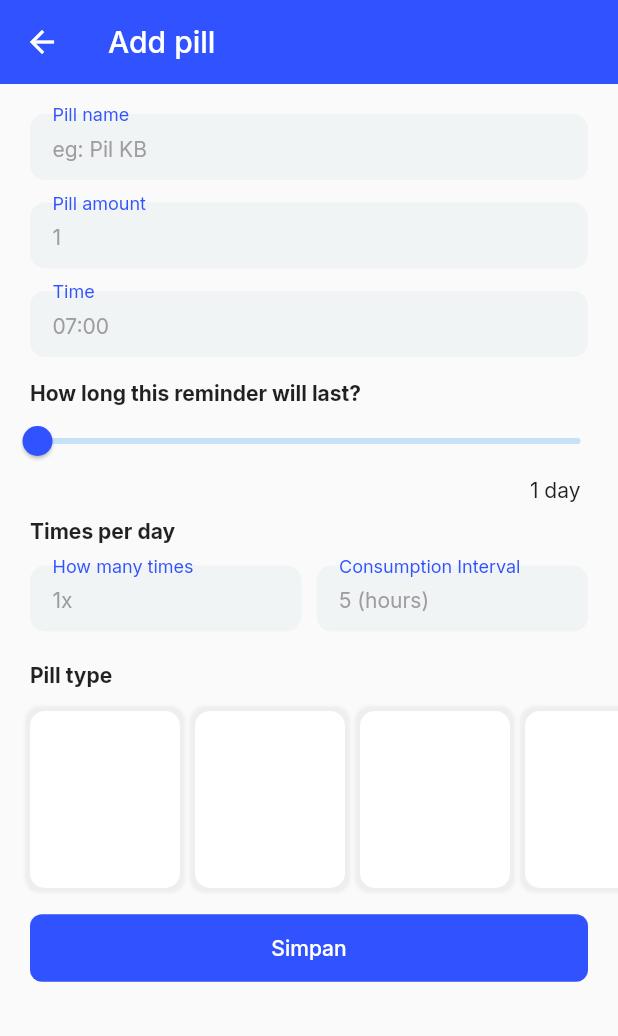
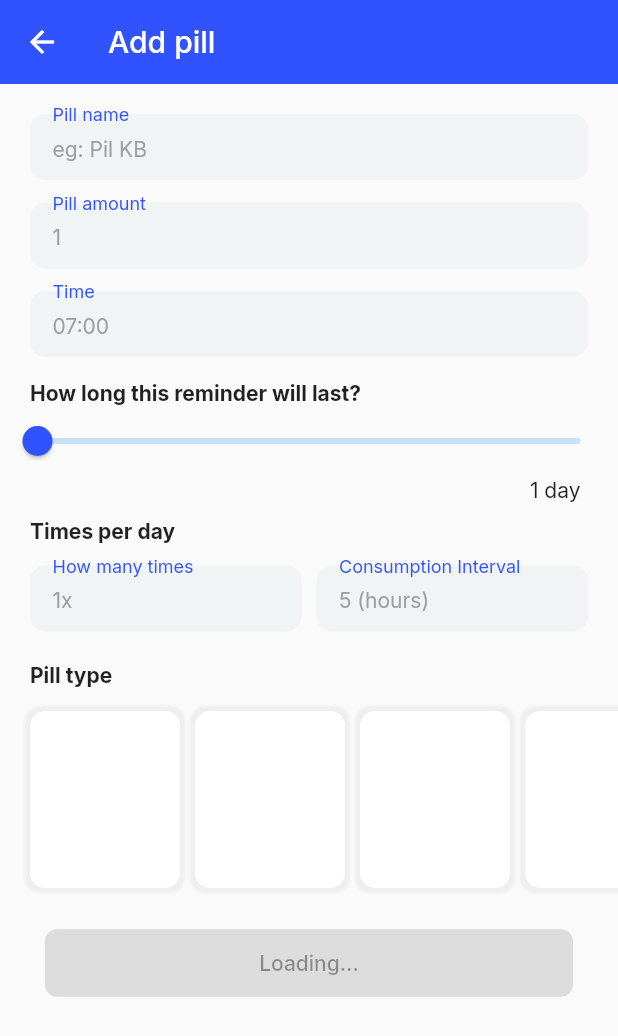
Before and after one commit to AdiatsaPutra/siatma, a Flutter app: the AddReminderPage screen opened by its route, after a tap on "Simpan", on a phone screen of 412 x 824 dp. Shown: the top 1036 px of the screen. Run offline on Flutter 3.47's test engine with Material 2 defaults, Android fonts, the phone set to English and light mode, and no system bars; drawn by our look-alikes of datetime_picker_formfield; our stand-ins replace bloc, dartz, flutter_bloc, freezed_annotation, google_fonts, logger and 2 more; accounts and stored records are empty.

Commit message:
added add reminder with form

```diff
--- a/lib/blocs/add_reminder/add_reminder_cubit.dart
+++ b/lib/blocs/add_reminder/add_reminder_cubit.dart
@@ -1,11 +1,24 @@
 import 'package:bloc/bloc.dart';
+import 'package:flutter/material.dart';
 import 'package:freezed_annotation/freezed_annotation.dart';
+import 'package:intl/intl.dart';
+import 'package:si_atma/models/user_pill_request.dart';
+
+import '../../repositories/user_pill_repository.dart';
 
 part 'add_reminder_state.dart';
 part 'add_reminder_cubit.freezed.dart';
 
 class AddReminderCubit extends Cubit<AddReminderState> {
   AddReminderCubit() : super(const AddReminderState.initial());
+
+  final pillName = TextEditingController();
+  final pillAmount = TextEditingController();
+  final pillTime = TextEditingController();
+  final pillTimes = TextEditingController();
+  final pillConsumption = TextEditingController();
+
+  DateTime? time;
 
   double day = 1;
   int? selectedCategory;
@@ -21,4 +34,29 @@ class AddReminderCubit extends Cubit<AddReminderState> {
     selectedCategory = category;
     emit(const AddReminderState.loaded());
   }
+
+  void setDate(DateTime time) {
+    emit(const AddReminderState.loading());
+    pillTime.text = DateFormat('yyyy-MM-dd HH:mm').format(time);
+    this.time = time;
+    emit(const AddReminderState.loaded());
+  }
+
+  void addReminder() async {
+    emit(const AddReminderState.loading());
+    final request = UserPillRequest(
+      name: pillName.text,
+      amount: int.parse(pillAmount.text),
+      time: time!,
+      timeLasting: day.toInt(),
+      timePerDay: int.parse(pillTimes.text),
+      interval: int.parse(pillConsumption.text),
+      type: selectedCategory!,
+    );
+    final reminder = await UserPillRepository.createUserPill(request);
+    reminder.fold(
+      (l) => emit(AddReminderState.error(l.message)),
+      (r) => emit(const AddReminderState.success()),
+    );
+  }
 }
--- a/lib/blocs/add_reminder/add_reminder_state.dart
+++ b/lib/blocs/add_reminder/add_reminder_state.dart
@@ -6,5 +6,5 @@ class AddReminderState with _$AddReminderState {
   const factory AddReminderState.loading() = _Loading;
   const factory AddReminderState.loaded() = _Loaded;
   const factory AddReminderState.success() = _Success;
-  const factory AddReminderState.error() = _Error;
+  const factory AddReminderState.error(String message) = _Error;
 }
--- a/lib/models/user_pill.dart
+++ b/lib/models/user_pill.dart
@@ -1,5 +1,5 @@
 class UserPill {
-  final int id;
+  final int? id;
   final String name;
   final int amount;
   final String date;
@@ -7,7 +7,7 @@ class UserPill {
   final int type;
 
   UserPill({
-    required this.id,
+    this.id,
     required this.name,
     required this.amount,
     required this.date,
--- /dev/null
+++ b/lib/models/user_pill_request.dart
@@ -0,0 +1,34 @@
+class UserPillRequest {
+  final int? id;
+  final String name;
+  final int amount;
+  final DateTime time;
+  final int timeLasting;
+  final int timePerDay;
+  final int interval;
+  final int type;
+
+  UserPillRequest({
+    this.id,
+    required this.name,
+    required this.amount,
+    required this.time,
+    required this.timeLasting,
+    required this.timePerDay,
+    required this.interval,
+    required this.type,
+  });
+
+  factory UserPillRequest.fromJson(Map<String, dynamic> json) {
+    return UserPillRequest(
+      id: json['id'],
+      name: json['name'],
+      amount: json['amount'],
+      time: json['time'],
+      timeLasting: json['timeLasting'],
+      timePerDay: json['timePerDay'],
+      interval: json['interval'],
+      type: json['type'],
+    );
+  }
+}
--- a/lib/pages/add_reminder_page.dart
+++ b/lib/pages/add_reminder_page.dart
@@ -14,7 +14,7 @@ class AddReminderPage extends StatelessWidget {
 
           ///
           CustomTextField(
-            controller: TextEditingController(),
+            controller: addReminder.pillName,
             labelText: 'Pill name',
             hintText: 'eg: Pil KB',
           ),
@@ -22,17 +22,25 @@ class AddReminderPage extends StatelessWidget {
 
           ///
           CustomTextField(
-            controller: TextEditingController(),
+            controller: addReminder.pillAmount,
             labelText: 'Pill amount',
             hintText: '1',
           ),
           kMediumVerticalSpacing,
 
           ///
-          CustomDatePicker(
-            controller: TextEditingController(),
-            labelText: 'Time',
-            hintText: '07:00',
+          BlocBuilder<AddReminderCubit, AddReminderState>(
+            builder: (context, state) {
+              return CustomDatePicker(
+                controller: addReminder.pillTime,
+                labelText: 'Time',
+                onChange: (v) {
+                  addReminder.setDate(v!);
+                  return null;
+                },
+                hintText: '07:00',
+              );
+            },
           ),
           kMediumVerticalSpacing,
 
@@ -98,7 +106,7 @@ class AddReminderPage extends StatelessWidget {
                     labelText: 'How many times',
                     hintText: '1x',
                     padding: 0,
-                    controller: TextEditingController(),
+                    controller: addReminder.pillTimes,
                   ),
                 ),
                 kSmallHorizontalSpacing,
@@ -107,7 +115,7 @@ class AddReminderPage extends StatelessWidget {
                     labelText: 'Consumption Interval',
                     hintText: '5 (hours)',
                     padding: 0,
-                    controller: TextEditingController(),
+                    controller: addReminder.pillConsumption,
                   ),
                 ),
               ],
@@ -165,20 +173,36 @@ class AddReminderPage extends StatelessWidget {
           ),
 
           ///
-          CustomButton(
-            child: const Text('Simpan'),
-            onTap: () {
-              // showDialog(
-              //   context: context,
-              //   barrierDismissible: false,
-              //   builder: (context) => Dialog(
-              //     shape: RoundedRectangleBorder(
-              //       borderRadius: BorderRadius.circular(10),
-              //     ),
-              //     child: const AlertSection(),
-              //   ),
-              // );
-            },
+          BlocConsumer<AddReminderCubit, AddReminderState>(
+            listener: (context, state) => state.maybeWhen(
+              success: () => showDialog(
+                context: context,
+                builder: (context) => const Dialog(
+                  child: AlertSection(),
+                ),
+              ),
+              orElse: () {
+                return null;
+              },
+            ),
+            builder: (context, state) => state.maybeWhen(
+              loading: () => const Padding(
+                padding: EdgeInsets.all(10.0),
+                child: CustomButton(
+                  child: Text('Loading...'),
+                  onTap: null,
+                ),
+              ),
+              orElse: () => Padding(
+                padding: const EdgeInsets.all(10.0),
+                child: CustomButton(
+                  child: const Text('Simpan'),
+                  onTap: () {
+                    context.read<AddReminderCubit>().addReminder();
+                  },
+                ),
+              ),
+            ),
           ),
           kBigVerticalSpacing,
         ],
@@ -192,6 +216,7 @@ class AlertSection extends StatelessWidget {
 
   @override
   Widget build(BuildContext context) {
+    final addReminder = context.read<AddReminderCubit>();
     return Column(
       mainAxisAlignment: MainAxisAlignment.center,
       mainAxisSize: MainAxisSize.min,
@@ -209,7 +234,16 @@ class AlertSection extends StatelessWidget {
           child: CustomButton(
             child: const Text('Simpan'),
             onTap: () {
-              UserPillRepository.createUserPill();
+              addReminder.pillName.clear();
+              addReminder.pillAmount.clear();
+              addReminder.pillTime.clear();
+              addReminder.pillTimes.clear();
+              addReminder.time = null;
+              addReminder.day = 1;
+              addReminder.pillConsumption.clear();
+              addReminder.selectedCategory = null;
+              Navigator.pop(context);
+              Navigator.pop(context);
               context.read<ReminderCubit>().getPill(
                     DateFormat('yyyy-MM-dd').format(
                       DateTime.now(),
@@ -217,7 +251,7 @@ class AlertSection extends StatelessWidget {
                   );
             },
           ),
-        )
+        ),
       ],
     );
   }
--- a/lib/widgets/custom_date_picker.dart
+++ b/lib/widgets/custom_date_picker.dart
@@ -6,6 +6,7 @@ class CustomDatePicker extends StatelessWidget {
   final String labelText;
   final String hintText;
   final String? Function(DateTime?)? validator;
+  final String? Function(DateTime?)? onChange;
   final double? padding;
 
   const CustomDatePicker(
@@ -15,7 +16,8 @@ class CustomDatePicker extends StatelessWidget {
       required this.hintText,
       required this.controller,
       this.validator,
-      this.padding})
+      this.padding,
+      required this.onChange})
       : super(key: key);
 
   @override
@@ -44,7 +46,7 @@ class CustomDatePicker extends StatelessWidget {
         },
         validator: validator,
         controller: controller,
-        onChanged: (value) {},
+        onChanged: onChange,
         decoration: InputDecoration(
           border: const OutlineInputBorder(
             borderRadius: BorderRadius.all(
--- a/lib/widgets/tile_reminder.dart
+++ b/lib/widgets/tile_reminder.dart
@@ -51,7 +51,7 @@ class TileReminder extends StatelessWidget {
                         Text(
                           userPill.time,
                           style: kBodyText.copyWith(
-                            color: Colors.grey[600],
+                            color: Colors.grey,
                           ),
                         )
                       ],
```
Also changed, not shown: lib/repositories/user_pill_repository.dart (+13 -10 lines), lib/blocs/add_reminder/add_reminder_cubit.freezed.dart.
